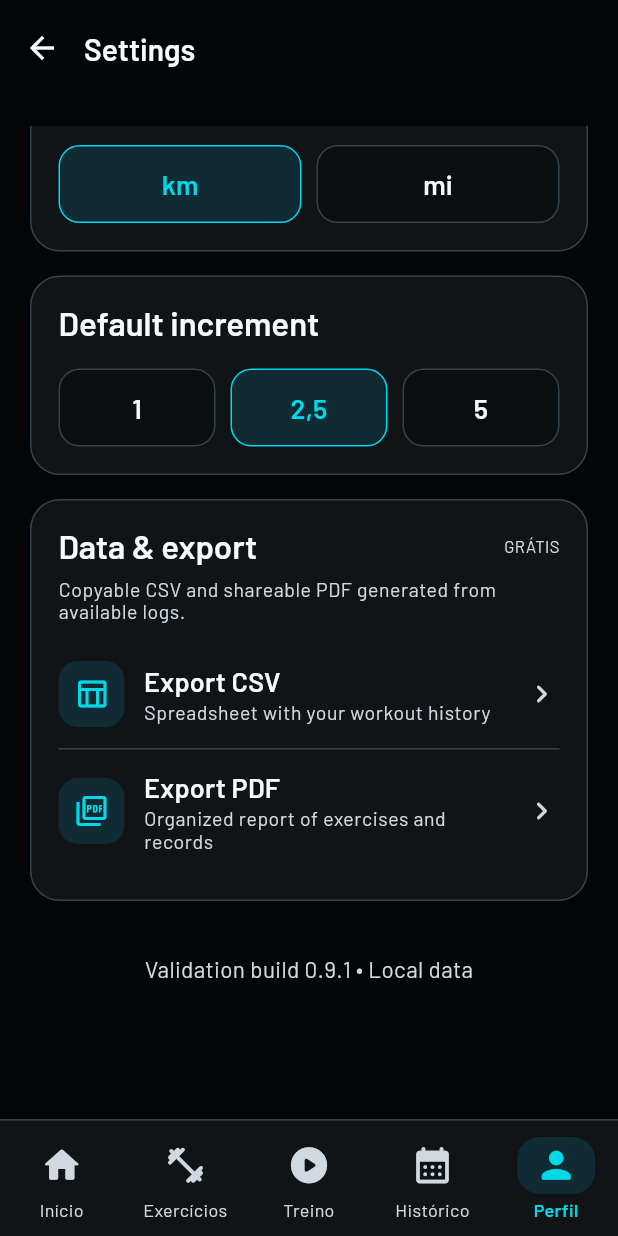
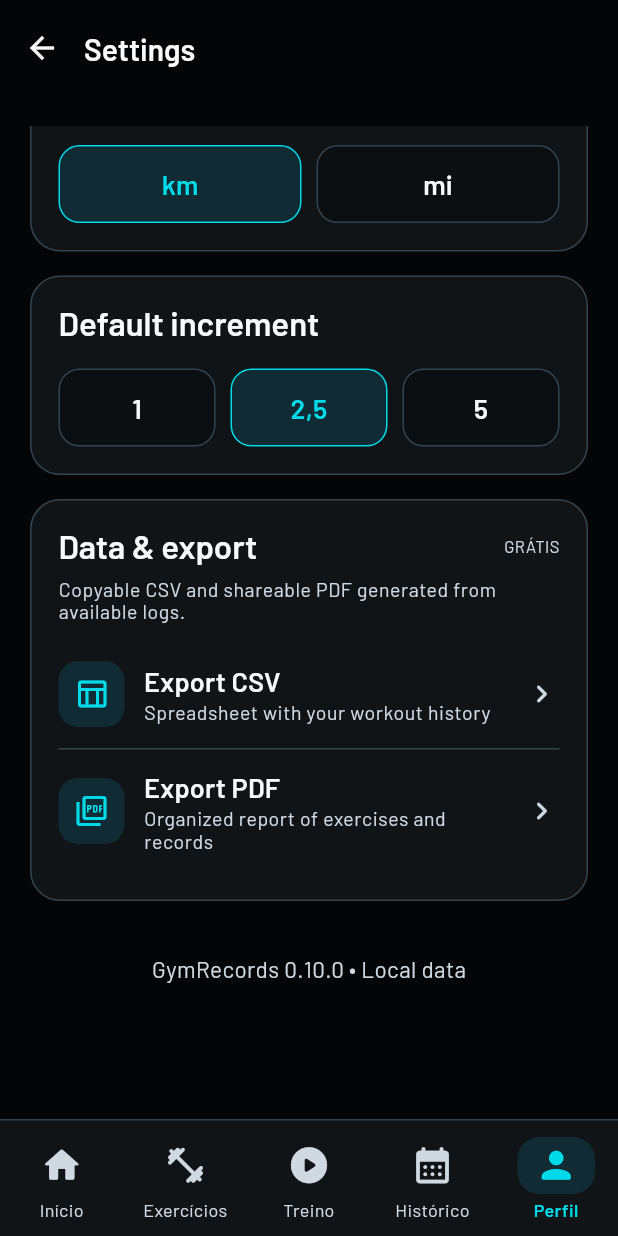
Before and after one commit to caiomoreirab/app-gym-records, a Flutter app: the SettingsScreen screen opened directly, scrolled down 2304 dp, on a phone screen of 412 x 824 dp. Run offline on Flutter 3.47's test engine with Material 3 defaults, Android fonts, the phone set to English and light mode, and no system bars; our stand-ins replace firebase_analytics, firebase_core, image_picker, material_ui, pdf, printing and 2 more; accounts and stored records are empty.

Commit message:
fix(copy): versão oficial sem etiqueta de protótipo

```diff
--- a/lib/screens/settings_screen.dart
+++ b/lib/screens/settings_screen.dart
@@ -347,7 +347,7 @@ class SettingsScreen extends StatelessWidget {
             const SizedBox(height: 36),
             Center(
               child: Text(
-                context.strings.t('Versão de validação 0.9.1 • Dados locais', 'Validation build 0.9.1 • Local data', 'Versión de prueba 0.9.1 • Datos locales'),
+                context.strings.t('GymRecords 0.10.0 • Dados locais', 'GymRecords 0.10.0 • Local data', 'GymRecords 0.10.0 • Datos locales'),
                 style: const TextStyle(color: AppTheme.iceBlue),
               ),
             ),
```
